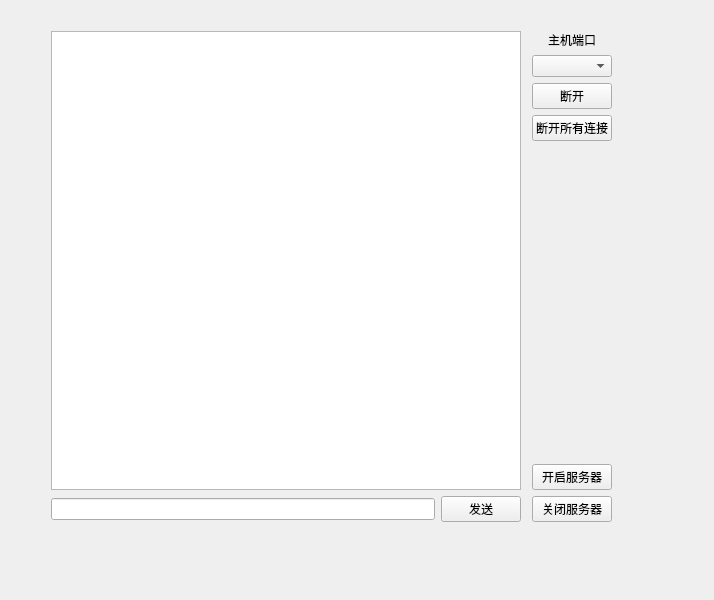
This is Thread_server/widget.ui in Mr-Courage/TCPServer as Qt 5 draws it before an edit. The edited form follows.
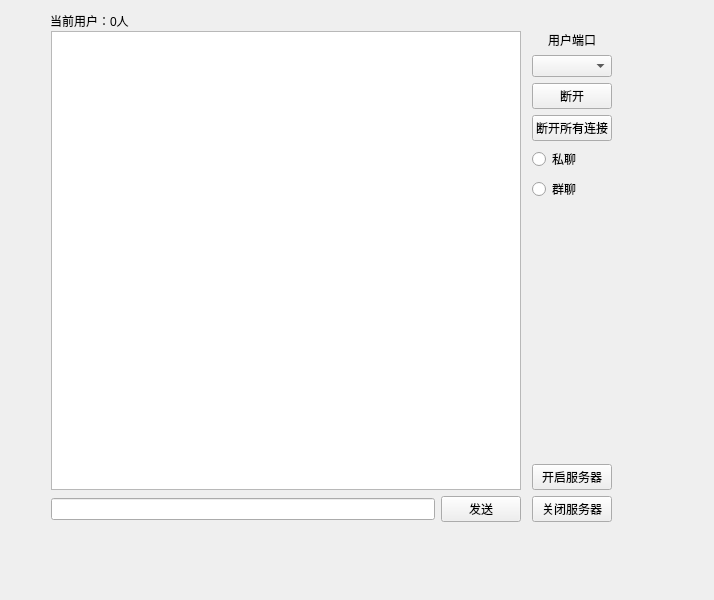
This is the edited form.

```diff
--- a/Thread_server/widget.ui
+++ b/Thread_server/widget.ui
@@ -69,7 +69,7 @@
       <item>
        <widget class="QLabel" name="label">
         <property name="text">
-         <string>&lt;html&gt;&lt;head/&gt;&lt;body&gt;&lt;p align=&quot;center&quot;&gt;主机端口&lt;/p&gt;&lt;/body&gt;&lt;/html&gt;</string>
+         <string>&lt;html&gt;&lt;head/&gt;&lt;body&gt;&lt;p align=&quot;center&quot;&gt;用户端口&lt;/p&gt;&lt;/body&gt;&lt;/html&gt;</string>
         </property>
        </widget>
       </item>
@@ -103,6 +103,20 @@
         </property>
        </widget>
       </item>
+      <item>
+       <widget class="QRadioButton" name="SradioButton">
+        <property name="text">
+         <string>私聊</string>
+        </property>
+       </widget>
+      </item>
+      <item>
+       <widget class="QRadioButton" name="QradioButton">
+        <property name="text">
+         <string>群聊</string>
+        </property>
+       </widget>
+      </item>
       <item>
        <spacer name="verticalSpacer">
         <property name="orientation">
@@ -137,6 +151,19 @@
     </item>
    </layout>
   </widget>
+  <widget class="QLabel" name="clientLabel">
+   <property name="geometry">
+    <rect>
+     <x>50</x>
+     <y>10</y>
+     <width>81</width>
+     <height>21</height>
+    </rect>
+   </property>
+   <property name="text">
+    <string>当前用户：0人</string>
+   </property>
+  </widget>
  </widget>
  <resources/>
  <connections/>
```
